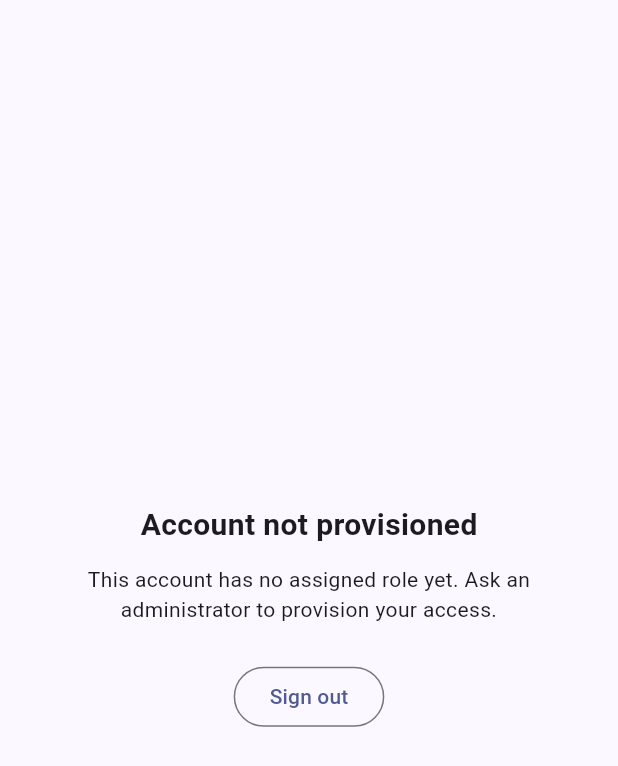
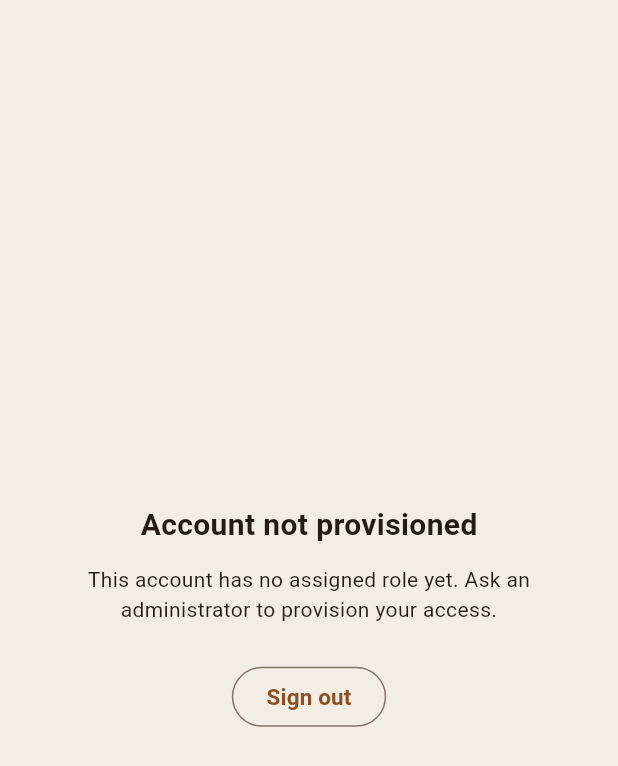
Before and after one commit to mahendraSpatil/NyayMitra, a Flutter app: the screen it shows once a user with an empty profile is signed in, on a phone screen of 412 x 824 dp. Shown: the top 766 px of the screen. Run offline on Flutter 3.47's test engine with Material 3 defaults, Android fonts, the phone set to English and light mode, and no system bars; our stand-ins replace cloud_firestore, firebase_auth, firebase_core; accounts and stored records are empty; generated files the repository leaves out were written again.

Commit message:
feat: shared UI theme, core widgets, and debug gallery (Phase 3)
core/theme/app_theme.dart: AppColors and AppTextStyles define the full
palette and type scale once (warm off-white background, near-black ink
for text/buttons/FAB, white cards with a subtle 1px border, info/
warning/success tones), wired into a ThemeData so later portal screens
inherit it automatically.

core/widgets/: StatCard, PortalSearchField, FilterChipRow, StatusBadge,
NyayMitraFab. All pure - data in via constructor params, no Firestore/
provider/business logic, every string passed in from the caller so
Marathi/Hindi localisation has nothing baked-in to work around. None
reference Color(...)/TextStyle(...) directly; all go through AppColors/
AppTextStyles.

core/debug/widget_gallery.dart: every widget in every state on one
screen, reachable only via a small FAB MaterialApp.builder overlays
when kDebugMode is true - never present in a release build, not part
of the real navigation flow.

Verified by actually running the app (Windows desktop) and screenshotting
the rendered gallery. Along the way, fixed a real bug the run surfaced:
the debug FAB's `tooltip:` wrapped it in a Tooltip, which requires an
Overlay ancestor - one that doesn't exist at MaterialApp.builder's Stack
level, outside the Navigator. Threw "No Overlay widget found" on mount;
fixed by dropping the tooltip, with a comment explaining why one can't
be added back without restructuring where this button lives.

```diff
--- /dev/null
+++ b/client/lib/core/theme/app_theme.dart
@@ -0,0 +1,159 @@
+import 'package:flutter/material.dart';
+
+/// The app's full colour palette, defined once. Widgets reference these
+/// constants directly instead of inlining Color(...).
+class AppColors {
+  const AppColors._();
+
+  static const background = Color(0xFFF3EEE5);
+  static const surface = Color(0xFFFFFFFF);
+  static const border = Color(0xFFE6DFD3);
+
+  static const ink = Color(0xFF241B15);
+  static const inkMuted = Color(0xFF8A8074);
+
+  static const info = Color(0xFF3B6FA0);
+  static const infoBg = Color(0xFFDCEAF6);
+
+  static const warning = Color(0xFFC17F2A);
+  static const warningBg = Color(0xFFF6E8D2);
+
+  static const success = Color(0xFF2E8B57);
+  static const successBg = Color(0xFFDCEFE2);
+
+  /// Not a StatusBadge tone — a general-purpose accent for callers that
+  /// want a warm red/orange StatCard icon (e.g. an upcoming hearing date).
+  static const accentRed = Color(0xFFC0472E);
+}
+
+/// The app's full type scale, defined once. Widgets reference these
+/// constants directly instead of inlining TextStyle(...).
+class AppTextStyles {
+  const AppTextStyles._();
+
+  static const statValue = TextStyle(
+    fontSize: 22,
+    fontWeight: FontWeight.bold,
+    color: AppColors.ink,
+    height: 1.2,
+  );
+
+  static const statCaption = TextStyle(
+    fontSize: 12,
+    color: AppColors.inkMuted,
+  );
+
+  static const portalTitle = TextStyle(
+    fontSize: 20,
+    fontWeight: FontWeight.w700,
+    color: AppColors.ink,
+  );
+
+  static const portalSubtitle = TextStyle(
+    fontSize: 13,
+    color: AppColors.inkMuted,
+  );
+
+  static const cardTitle = TextStyle(
+    fontSize: 15,
+    fontWeight: FontWeight.w600,
+    color: AppColors.ink,
+  );
+
+  static const cardSubtitle = TextStyle(
+    fontSize: 13,
+    color: AppColors.inkMuted,
+  );
+
+  static const body = TextStyle(
+    fontSize: 14,
+    color: AppColors.ink,
+  );
+
+  static const badgeLabel = TextStyle(
+    fontSize: 12,
+    fontWeight: FontWeight.w600,
+  );
+
+  static const buttonLabel = TextStyle(
+    fontSize: 15,
+    fontWeight: FontWeight.w600,
+    color: AppColors.surface,
+  );
+}
+
+class AppTheme {
+  const AppTheme._();
+
+  static ThemeData light() {
+    final base = ThemeData(
+      useMaterial3: true,
+      colorScheme: ColorScheme.fromSeed(
+        seedColor: AppColors.ink,
+        brightness: Brightness.light,
+        surface: AppColors.surface,
+        error: AppColors.accentRed,
+      ),
+    );
+
+    return base.copyWith(
+      scaffoldBackgroundColor: AppColors.background,
+      appBarTheme: const AppBarTheme(
+        backgroundColor: AppColors.background,
+        foregroundColor: AppColors.ink,
+        elevation: 0,
+        scrolledUnderElevation: 0,
+        titleTextStyle: AppTextStyles.portalTitle,
+        iconTheme: IconThemeData(color: AppColors.ink),
+      ),
+      cardTheme: CardThemeData(
+        color: AppColors.surface,
+        elevation: 0,
+        margin: EdgeInsets.zero,
+        shape: RoundedRectangleBorder(
+          borderRadius: BorderRadius.circular(16),
+          side: const BorderSide(color: AppColors.border, width: 1),
+        ),
+      ),
+      textTheme: base.textTheme.copyWith(
+        titleLarge: AppTextStyles.portalTitle,
+        titleMedium: AppTextStyles.cardTitle,
+        bodyMedium: AppTextStyles.body,
+        bodySmall: AppTextStyles.cardSubtitle,
+        labelLarge: AppTextStyles.buttonLabel,
+      ),
+      filledButtonTheme: FilledButtonThemeData(
+        style: FilledButton.styleFrom(
+          backgroundColor: AppColors.ink,
+          foregroundColor: AppColors.surface,
+          textStyle: AppTextStyles.buttonLabel,
+          shape: RoundedRectangleBorder(borderRadius: BorderRadius.circular(12)),
+          padding: const EdgeInsets.symmetric(vertical: 16),
+        ),
+      ),
+      floatingActionButtonTheme: const FloatingActionButtonThemeData(
+        backgroundColor: AppColors.ink,
+        foregroundColor: AppColors.surface,
+      ),
+      inputDecorationTheme: InputDecorationTheme(
+        filled: true,
+        fillColor: AppColors.surface,
+        contentPadding: const EdgeInsets.symmetric(horizontal: 16, vertical: 14),
+        border: OutlineInputBorder(
+          borderRadius: BorderRadius.circular(12),
+          borderSide: const BorderSide(color: AppColors.border),
+        ),
+        enabledBorder: OutlineInputBorder(
+          borderRadius: BorderRadius.circular(12),
+          borderSide: const BorderSide(color: AppColors.border),
+        ),
+        focusedBorder: OutlineInputBorder(
+          borderRadius: BorderRadius.circular(12),
+          borderSide: const BorderSide(color: AppColors.ink),
+        ),
+        hintStyle: AppTextStyles.body.copyWith(color: AppColors.inkMuted),
+      ),
+      dividerTheme: const DividerThemeData(color: AppColors.border, space: 1),
+    );
+  }
+}
--- a/client/lib/main.dart
+++ b/client/lib/main.dart
@@ -1,8 +1,13 @@
 import 'package:firebase_core/firebase_core.dart';
+import 'package:flutter/foundation.dart' show kDebugMode;
 import 'package:flutter/material.dart';
 
+import 'core/debug/widget_gallery.dart';
 import 'core/root_router.dart';
+import 'core/theme/app_theme.dart';
 import 'firebase_options.dart';
+
+final _rootNavigatorKey = GlobalKey<NavigatorState>();
 
 Future<void> main() async {
   WidgetsFlutterBinding.ensureInitialized();
@@ -17,8 +22,38 @@ class NyayMitraApp extends StatelessWidget {
   Widget build(BuildContext context) {
     return MaterialApp(
       title: 'NyayMitra AI',
-      theme: ThemeData(colorScheme: ColorScheme.fromSeed(seedColor: Colors.indigo)),
+      navigatorKey: _rootNavigatorKey,
+      theme: AppTheme.light(),
       home: const RootRouter(),
+      builder: (context, child) {
+        if (!kDebugMode || child == null) return child ?? const SizedBox.shrink();
+        // Debug-only entry point to the widget gallery — never present in
+        // a release build, and not part of the real navigation flow.
+        return Stack(
+          children: [
+            child,
+            Positioned(
+              top: 8,
+              right: 8,
+              child: SafeArea(
+                child: FloatingActionButton.small(
+                  heroTag: 'debug-gallery',
+                  // No `tooltip:` here deliberately: Tooltip requires an
+                  // Overlay ancestor, and this button sits in
+                  // MaterialApp.builder's Stack, outside the Navigator
+                  // (and therefore outside its Overlay). Adding one back
+                  // throws "No Overlay widget found" the moment this
+                  // button mounts.
+                  onPressed: () => _rootNavigatorKey.currentState?.push(
+                    MaterialPageRoute(builder: (_) => const WidgetGallery()),
+                  ),
+                  child: const Icon(Icons.palette_outlined),
+                ),
+              ),
+            ),
+          ],
+        );
+      },
     );
   }
 }
```
Also changed, not shown: client/lib/core/debug/widget_gallery.dart (added, +114 -0 lines), client/lib/core/widgets/filter_chip_row.dart (added, +51 -0 lines), client/lib/core/widgets/nyaymitra_fab.dart (added, +21 -0 lines), client/lib/core/widgets/portal_search_field.dart (added, +31 -0 lines), client/lib/core/widgets/stat_card.dart (added, +40 -0 lines), client/lib/core/widgets/status_badge.dart (added, +35 -0 lines).
